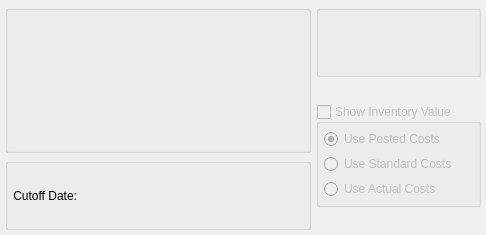
The window that guiclient/displays/dspSlowMovingInventoryByClassCode.ui (discountscott/qt-client) describes before a commit, drawn with Qt 5.
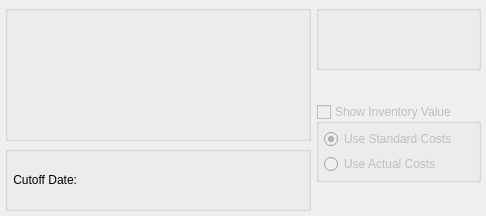
The same window after the commit. Custom widgets are drawn as their Qt base class.

The edit to the form file:
```diff
--- a/guiclient/displays/dspSlowMovingInventoryByClassCode.ui
+++ b/guiclient/displays/dspSlowMovingInventoryByClassCode.ui
@@ -14,7 +14,7 @@
     <x>0</x>
     <y>0</y>
     <width>486</width>
-    <height>235</height>
+    <height>216</height>
    </rect>
   </property>
   <property name="windowTitle">
@@ -62,23 +62,13 @@
       <bool>false</bool>
      </property>
      <layout class="QVBoxLayout" name="verticalLayout">
-      <item>
-       <widget class="QRadioButton" name="_usePostedCosts">
-        <property name="text">
-         <string>Use Posted Costs</string>
-        </property>
-        <property name="checked">
-         <bool>true</bool>
-        </property>
-       </widget>
-      </item>
       <item>
        <widget class="QRadioButton" name="_useStandardCosts">
         <property name="text">
          <string>Use Standard Costs</string>
         </property>
         <property name="checked">
-         <bool>false</bool>
+         <bool>true</bool>
         </property>
        </widget>
       </item>
```
Left out of the diff: 3 changed lines with no effect on the pictures.
